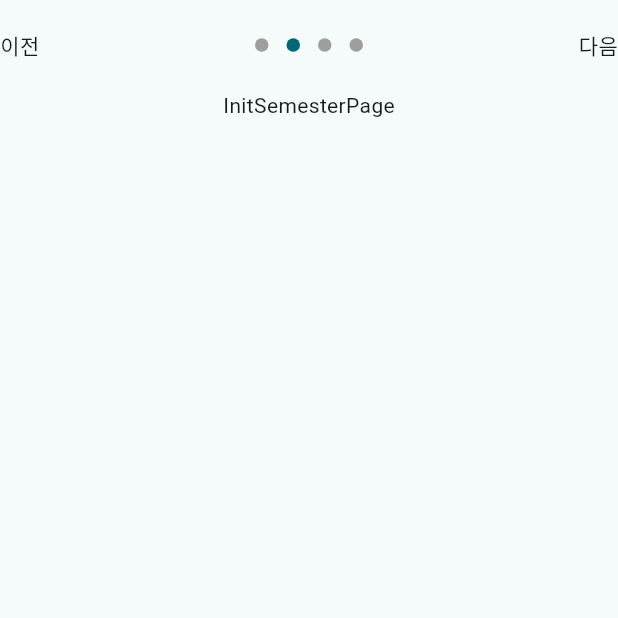
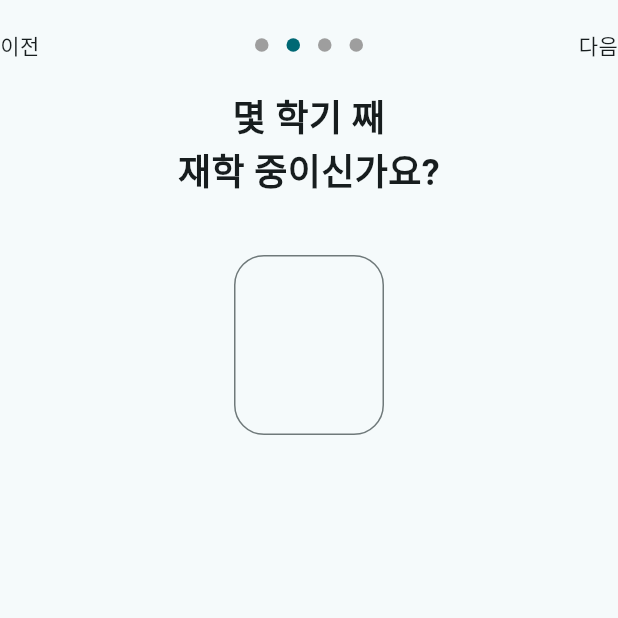
Before and after one commit to hanmo2000110/GraduationLion, a Flutter app: the InitPage screen opened by its route, after a tap on "다음", on a phone screen of 412 x 824 dp, the top half of it. Run offline on Flutter 3.47's test engine with Material 2 defaults, Android fonts, the phone set to English and light mode, and no system bars; drawn by our look-alikes of dots_indicator; our stand-ins replace firebase_core, flutter_slidable, get; accounts and stored records are empty.

Commit message:
add init pages

```diff
--- a/lib/screen/InitPage/department.dart
+++ b/lib/screen/InitPage/department.dart
@@ -29,6 +29,7 @@ class _InitDepartmentPageState extends State<InitDepartmentPage> {
         const SizedBox(
           height: 90,
           child: Text('어떤 학부에\n소속되어있으신가요?',
+            textAlign: TextAlign.center,
             style: TextStyle(
                 fontSize: 24,
                 fontWeight: FontWeight.bold
--- a/lib/screen/InitPage/initPage.dart
+++ b/lib/screen/InitPage/initPage.dart
@@ -46,7 +46,14 @@ class _InitPageState extends State<InitPage> {
                       ),
                       InkWell(
                           child: const Text('다음'),
-                          onTap: ()=> _.increaseIndex()
+                          onTap: (){
+                            if(_.index.value==3){
+                              Get.offNamed('/navigation');
+                            }
+                            else{
+                              _.increaseIndex();
+                            }
+                          }
                       ),
                     ],
                   )
--- a/lib/screen/InitPage/semester.dart
+++ b/lib/screen/InitPage/semester.dart
@@ -1,4 +1,5 @@
 import 'package:flutter/material.dart';
+import 'package:flutter/services.dart';
 import 'package:get/get.dart';
 
 import '../../controller/initPageController.dart';
@@ -11,7 +12,15 @@ class InitSemesterPage extends StatefulWidget{
 }
 
 class _InitSemesterPageState extends State<InitSemesterPage> {
-  final InitPageController initPageController = Get.put(InitPageController());
+  final InitPageController initPageController = Get.find<InitPageController>();
+  final textController = TextEditingController();
+
+  @override
+  void dispose() {
+    initPageController.setSemester(int.parse(textController.text));
+    textController.dispose();
+    super.dispose();
+  }
 
   @override
   void initState() {
@@ -22,9 +31,35 @@ class _InitSemesterPageState extends State<InitSemesterPage> {
   Widget build(BuildContext context) {
     return Column(
       children: [
-        Text('InitSemesterPage')
+        const SizedBox(
+          height: 90,
+          child: Text('몇 학기 째\n재학 중이신가요?',
+            textAlign: TextAlign.center,
+            style: TextStyle(
+                fontSize: 24,
+                fontWeight: FontWeight.bold
+            ),
+          ),
+        ),
+        const SizedBox(height: 20),
+        SizedBox(
+          width: 100, height: 120,
+          child: TextField(
+            controller: textController,
+            decoration: const InputDecoration(
+              border: OutlineInputBorder(
+                borderRadius: BorderRadius.all(Radius.circular(20)),
+                borderSide: BorderSide(color: Color(0xff00579C))
+              ),
+            ),
+            style: const TextStyle(fontSize: 80),
+            keyboardType: TextInputType.number,
+            inputFormatters: <TextInputFormatter>[
+              FilteringTextInputFormatter.digitsOnly
+            ],
+          ),
+        )
       ],
-
     );
   }
 }
```
Also changed, not shown: lib/controller/initPageController.dart (+20 -0 lines), lib/screen/InitPage/englishGrade.dart (+32 -3 lines), lib/screen/InitPage/englishSubmit.dart (+30 -3 lines).
